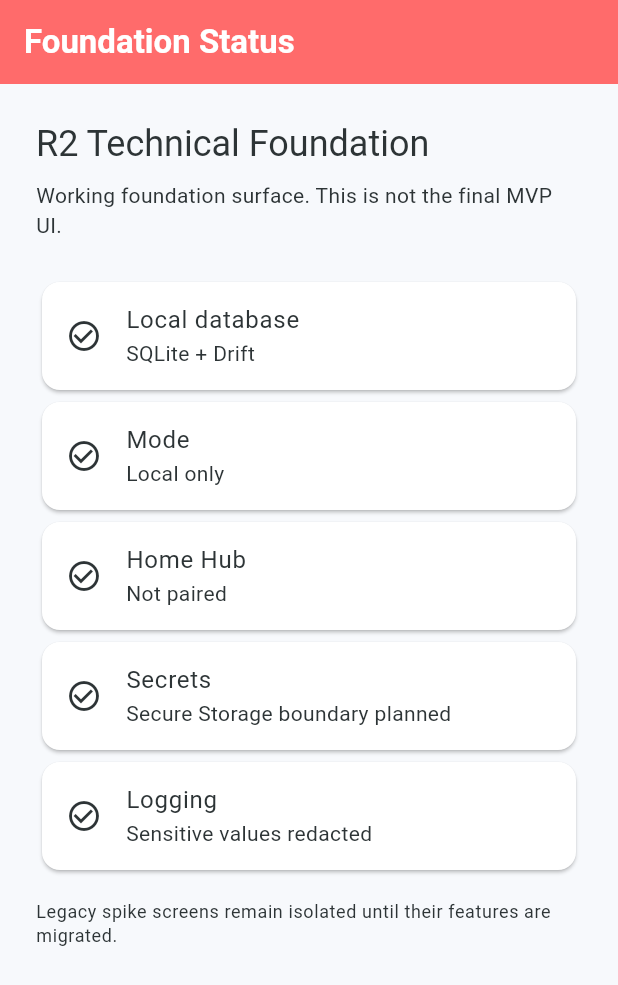
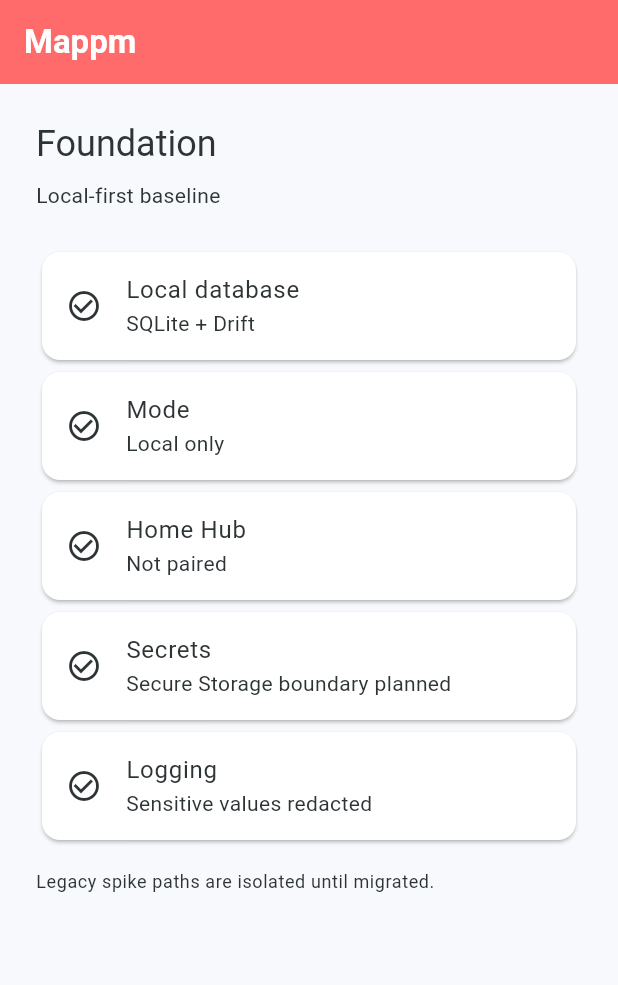
Before and after one commit to TVJunkie724/docman, a Flutter app: the screen it shows after launch, on a phone screen of 412 x 824 dp. Shown: the top 985 px of the screen. Run offline on Flutter 3.47's test engine with Material 3 defaults, Android fonts, the phone set to English and light mode, and no system bars; our stand-ins replace flutter_bloc, flutter_riverpod, font_awesome_flutter, freezed_annotation, get_it, isar and 1 more; accounts and stored records are empty; generated files the repository leaves out were written again.

Commit message:
foundation: align app bootstrap with Mappm

```diff
--- a/lib/app/app.dart
+++ b/lib/app/app.dart
@@ -2,15 +2,16 @@ import 'package:flutter/material.dart';
 import 'package:flutter_riverpod/flutter_riverpod.dart';
 
 import '../presentation/theme/app_theme.dart';
+import 'app_metadata.dart';
 import 'bootstrap/app_startup.dart';
 
-class DocManApp extends ConsumerWidget {
-  const DocManApp({super.key});
+class MappmApp extends ConsumerWidget {
+  const MappmApp({super.key});
 
   @override
   Widget build(BuildContext context, WidgetRef ref) {
     return MaterialApp(
-      title: 'DocMan',
+      title: AppMetadata.productName,
       debugShowCheckedModeBanner: false,
       theme: AppTheme.lightTheme,
       darkTheme: AppTheme.darkTheme,
@@ -27,18 +28,18 @@ class FoundationStatusScreen extends ConsumerWidget {
     final startupState = ref.watch(appStartupStateProvider);
 
     return Scaffold(
-      appBar: AppBar(title: const Text('Foundation Status')),
+      appBar: AppBar(title: const Text(AppMetadata.productName)),
       body: SafeArea(
         child: ListView(
           padding: const EdgeInsets.all(24),
           children: [
             Text(
-              'R2 Technical Foundation',
+              'Foundation',
               style: Theme.of(context).textTheme.headlineSmall,
             ),
             const SizedBox(height: 8),
             Text(
-              'Working foundation surface. This is not the final MVP UI.',
+              'Local-first baseline',
               style: Theme.of(context).textTheme.bodyMedium,
             ),
             const SizedBox(height: 24),
@@ -72,7 +73,7 @@ class FoundationStatusScreen extends ConsumerWidget {
             ),
             const SizedBox(height: 16),
             Text(
-              'Legacy spike screens remain isolated until their features are migrated.',
+              'Legacy spike paths are isolated until migrated.',
               style: Theme.of(context).textTheme.bodySmall,
             ),
           ],
--- /dev/null
+++ b/lib/app/app_metadata.dart
@@ -0,0 +1,6 @@
+class AppMetadata {
+  const AppMetadata._();
+
+  static const productName = 'Mappm';
+  static const technicalProjectName = 'DocMan';
+}
--- a/lib/app/bootstrap/app_bootstrap.dart
+++ b/lib/app/bootstrap/app_bootstrap.dart
@@ -10,7 +10,7 @@ Future<void> bootstrapApp() async {
   runApp(
     ProviderScope(
       overrides: [appStartupStateProvider.overrideWithValue(startupState)],
-      child: const DocManApp(),
+      child: const MappmApp(),
     ),
   );
 }
```
Also changed, not shown: 1 other file.
